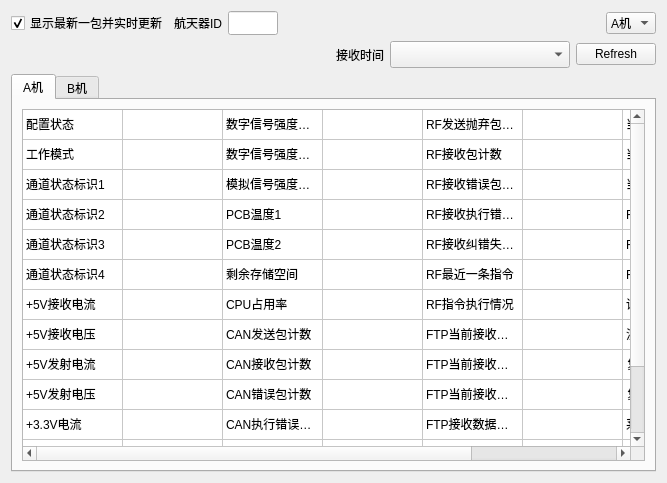
Old version of the form ui/status.ui in the repository ArtisticZhao/file_sender_to_GNURadio.
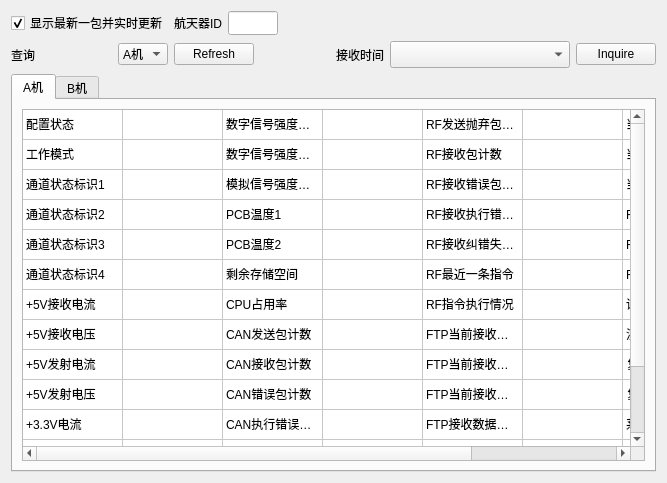
New version of the form.

Commit message: 修正之前两张表格互相干扰的问题

What changed in the file:
```diff
--- a/ui/status.ui
+++ b/ui/status.ui
@@ -65,6 +65,30 @@
        </property>
       </spacer>
      </item>
+    </layout>
+   </item>
+   <item>
+    <layout class="QHBoxLayout" name="horizontalLayout">
+     <item>
+      <widget class="QLabel" name="label_3">
+       <property name="text">
+        <string>查询</string>
+       </property>
+      </widget>
+     </item>
+     <item>
+      <spacer name="horizontalSpacer_2">
+       <property name="orientation">
+        <enum>Qt::Horizontal</enum>
+       </property>
+       <property name="sizeHint" stdset="0">
+        <size>
+         <width>40</width>
+         <height>20</height>
+        </size>
+       </property>
+      </spacer>
+     </item>
      <item>
       <widget class="QComboBox" name="comboBox_sat">
        <item>
@@ -79,10 +103,13 @@
        </item>
       </widget>
      </item>
-    </layout>
-   </item>
    <item>
-    <layout class="QHBoxLayout" name="horizontalLayout">
+      <widget class="QPushButton" name="pushButton_refresh">
+       <property name="text">
+        <string>Refresh</string>
+       </property>
+      </widget>
+     </item>
      <item>
       <spacer name="horizontalSpacer">
        <property name="orientation">
@@ -120,9 +147,9 @@
       </widget>
      </item>
      <item>
-      <widget class="QPushButton" name="pushButton_refresh">
+      <widget class="QPushButton" name="pushButton_inquire">
        <property name="text">
-        <string>Refresh</string>
+        <string>Inquire</string>
        </property>
       </widget>
      </item>
```
Lines whose indentation alone changed are shown as unchanged. The commit also changes 2 other files.
